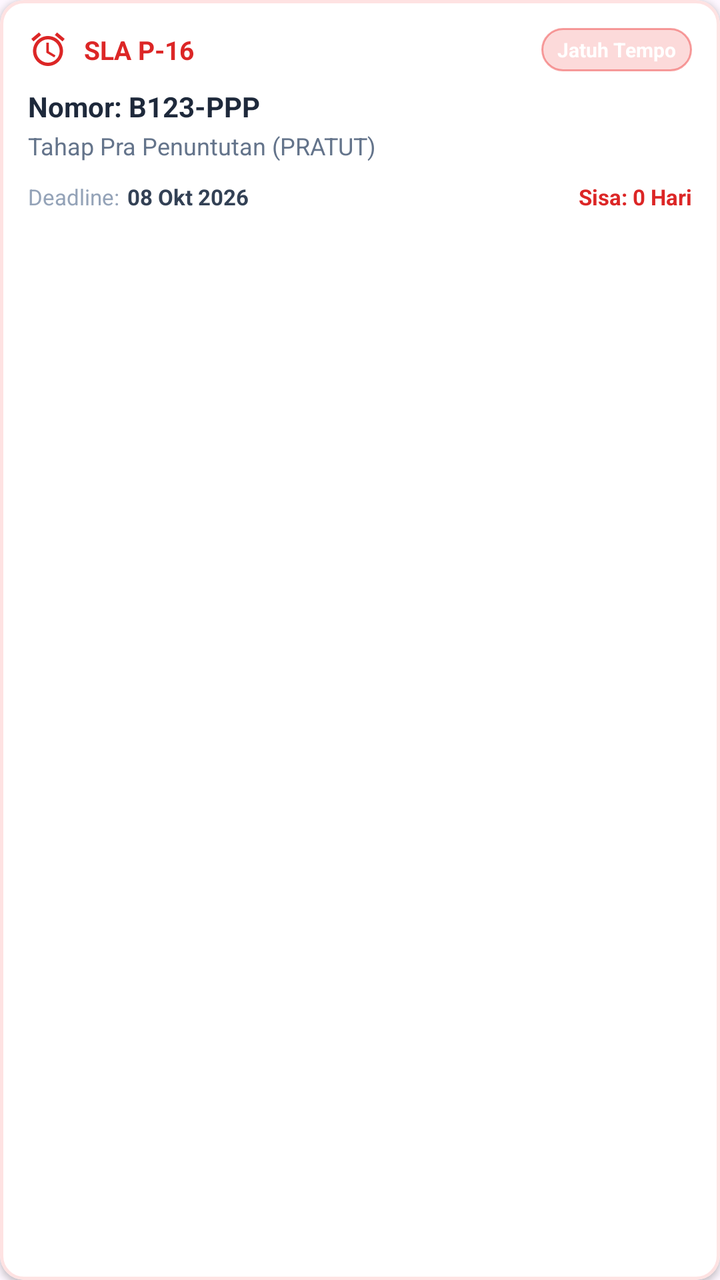
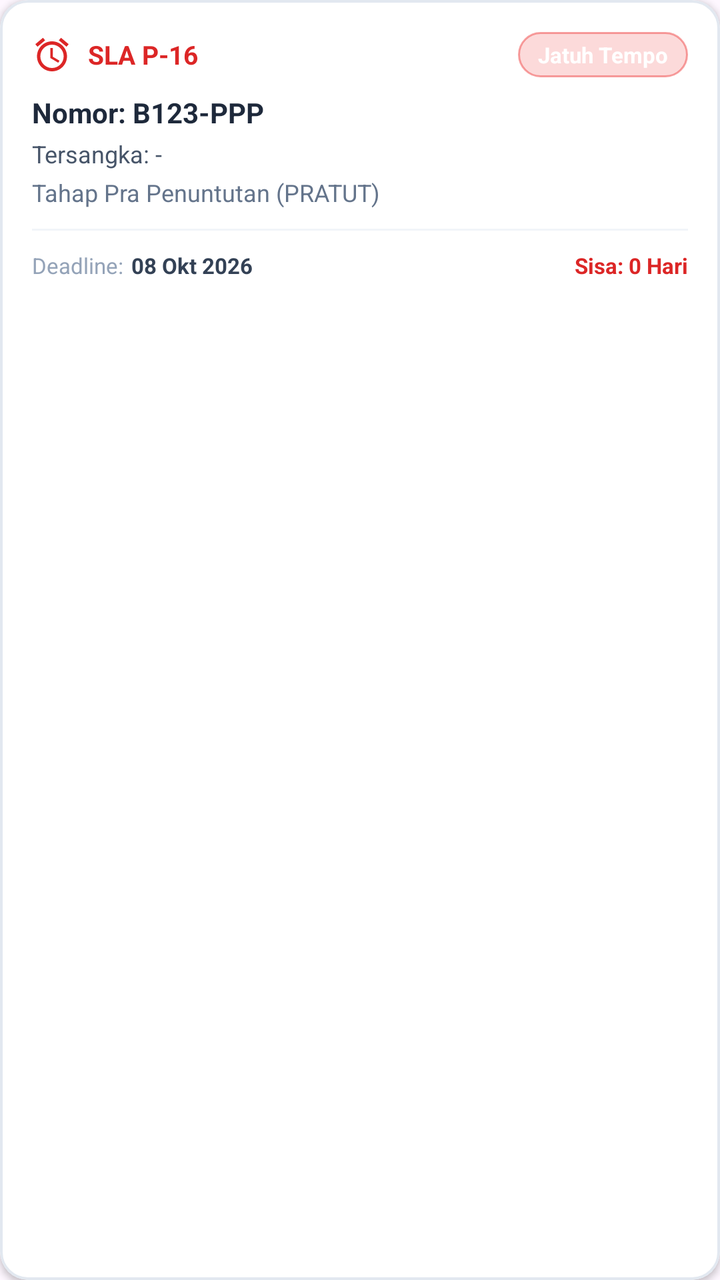

Compare the two renders of this Android layout. The source of the first and the diff that turns it into the second are given below.
<!-- AndroidManifest.xml: application theme Theme.Reminders -->
<!-- res/layout/item_reminder_card.xml -->
<?xml version="1.0" encoding="utf-8"?>
<com.google.android.material.card.MaterialCardView xmlns:android="http://schemas.android.com/apk/res/android"
    xmlns:app="http://schemas.android.com/apk/res-auto"
    android:layout_width="match_parent"
    android:layout_height="wrap_content"
    android:layout_marginBottom="12dp"
    android:clickable="true"
    android:focusable="true"
    app:cardBackgroundColor="#FFFFFF"
    app:cardCornerRadius="12dp"
    app:cardElevation="2dp"
    app:strokeColor="#FEE2E2"
    app:strokeWidth="1.5dp">

    <LinearLayout
        android:layout_width="match_parent"
        android:layout_height="wrap_content"
        android:orientation="vertical"
        android:padding="14dp">

        <LinearLayout
            android:layout_width="match_parent"
            android:layout_height="wrap_content"
            android:gravity="center_vertical"
            android:orientation="horizontal">

            <ImageView
                android:layout_width="20dp"
                android:layout_height="20dp"
                android:src="@drawable/ic_alarm"
                app:tint="#DC2626" />

            <TextView
                android:id="@+id/tvReminderJenis"
                android:layout_width="0dp"
                android:layout_height="wrap_content"
                android:layout_marginStart="8dp"
                android:layout_weight="1"
                android:text="SLA P-16"
                android:textColor="#DC2626"
                android:textSize="13sp"
                android:textStyle="bold" />

            
            <TextView
                android:id="@+id/tvReminderStatus"
                android:layout_width="wrap_content"
                android:layout_height="wrap_content"
                android:background="@drawable/bg_logout_badge"
                android:backgroundTint="#EF4444"
                android:paddingHorizontal="8dp"
                android:paddingVertical="4dp"
                android:text="Jatuh Tempo"
                android:textColor="#FFFFFF"
                android:textSize="10sp"
                android:textStyle="bold" />
        </LinearLayout>

        <TextView
            android:id="@+id/tvReminderNomor"
            android:layout_width="match_parent"
            android:layout_height="wrap_content"
            android:layout_marginTop="8dp"
            android:text="Nomor: B123-PPP"
            android:textColor="#1E293B"
            android:textSize="14sp"
            android:textStyle="bold" />

        <TextView
            android:id="@+id/tvReminderTahap"
            android:layout_width="match_parent"
            android:layout_height="wrap_content"
            android:layout_marginTop="2dp"
            android:text="Tahap Pra Penuntutan (PRATUT)"
            android:textColor="#64748B"
            android:textSize="12sp" />

        <LinearLayout
            android:layout_width="match_parent"
            android:layout_height="wrap_content"
            android:layout_marginTop="10dp"
            android:orientation="horizontal">

            <TextView
                android:layout_width="wrap_content"
                android:layout_height="wrap_content"
                android:text="Deadline:"
                android:textColor="#94A3B8"
                android:textSize="11sp" />

            <TextView
                android:id="@+id/tvReminderDeadline"
                android:layout_width="wrap_content"
                android:layout_height="wrap_content"
                android:layout_marginStart="4dp"
                android:text="08 Okt 2026"
                android:textColor="#334155"
                android:textSize="11sp"
                android:textStyle="bold" />

            <View
                android:layout_width="0dp"
                android:layout_height="1dp"
                android:layout_weight="1" />

            <TextView
                android:id="@+id/tvReminderSisaHari"
                android:layout_width="wrap_content"
                android:layout_height="wrap_content"
                android:text="Sisa: 0 Hari"
                android:textColor="#DC2626"
                android:textSize="11sp"
                android:textStyle="bold" />
        </LinearLayout>
    </LinearLayout>
</com.google.android.material.card.MaterialCardView>
<!-- resources referenced by this layout -->
<resources>
  <!-- drawable bg_logout_badge (drawable) -->
  <?xml version="1.0" encoding="utf-8"?>
  <ripple xmlns:android="http://schemas.android.com/apk/res/android"
      android:color="#40FFFFFF">
      <item>
          <shape android:shape="rectangle">
              <corners android:radius="20dp" />
              <solid android:color="#33EF4444" />
              <stroke android:width="1dp" android:color="#80EF4444" />
          </shape>
      </item>
  </ripple>
  <!-- drawable ic_alarm (drawable) -->
  <vector xmlns:android="http://schemas.android.com/apk/res/android"
      android:width="24dp"
      android:height="24dp"
      android:viewportWidth="24"
      android:viewportHeight="24">
    <path
        android:fillColor="#000000"
        android:pathData="M22,5.72l-4.6,-3.86-1.29,1.53 4.6,3.86zM7.88,3.39L6.6,1.86 2,5.72l1.29,1.53zM12.5,8H11v6l4.75,2.85 0.75,-1.23 -4,-2.37zM12,4c-4.97,0 -9,4.03 -9,9s4.03,9 9,9 9,-4.03 9,-9 -4.03,-9 -9,-9zm0,16c-3.86,0 -7,-3.14 -7,-7s3.14,-7 7,-7 7,3.14 7,7 -3.14,7 -7,7z"/>
  </vector>
  <style name="Theme.Reminders" parent="Base.Theme.Reminders" />
  <style name="Base.Theme.Reminders" parent="Theme.Material3.DayNight.NoActionBar">
          
          
      </style>
</resources>

<!-- the commit's change to res/layout/item_reminder_card.xml (unified diff, before → after) -->
@@ -1,22 +1,24 @@
 <?xml version="1.0" encoding="utf-8"?>
 <com.google.android.material.card.MaterialCardView xmlns:android="http://schemas.android.com/apk/res/android"
     xmlns:app="http://schemas.android.com/apk/res-auto"
+    android:id="@+id/cardReminder"
     android:layout_width="match_parent"
     android:layout_height="wrap_content"
+    android:layout_marginHorizontal="16dp"
     android:layout_marginBottom="12dp"
     android:clickable="true"
     android:focusable="true"
     app:cardBackgroundColor="#FFFFFF"
-    app:cardCornerRadius="12dp"
+    app:cardCornerRadius="14dp"
     app:cardElevation="2dp"
-    app:strokeColor="#FEE2E2"
-    app:strokeWidth="1.5dp">
+    app:strokeColor="#E2E8F0"
+    app:strokeWidth="1.2dp">
 
     <LinearLayout
         android:layout_width="match_parent"
         android:layout_height="wrap_content"
         android:orientation="vertical"
-        android:padding="14dp">
+        android:padding="16dp">
 
         <LinearLayout
             android:layout_width="match_parent"
@@ -25,10 +27,12 @@
             android:orientation="horizontal">
 
             <ImageView
+                android:id="@+id/imgReminderIcon"
                 android:layout_width="20dp"
                 android:layout_height="20dp"
                 android:src="@drawable/ic_alarm"
-                app:tint="#DC2626" />
+                app:tint="#DC2626"
+                android:contentDescription="Icon Reminder" />
 
             <TextView
                 android:id="@+id/tvReminderJenis"
@@ -48,11 +52,11 @@
                 android:layout_height="wrap_content"
                 android:background="@drawable/bg_logout_badge"
                 android:backgroundTint="#EF4444"
-                android:paddingHorizontal="8dp"
+                android:paddingHorizontal="10dp"
                 android:paddingVertical="4dp"
                 android:text="Jatuh Tempo"
                 android:textColor="#FFFFFF"
-                android:textSize="10sp"
+                android:textSize="11sp"
                 android:textStyle="bold" />
         </LinearLayout>
 
@@ -67,18 +71,33 @@
             android:textStyle="bold" />
 
         <TextView
+            android:id="@+id/tvReminderTersangka"
+            android:layout_width="match_parent"
+            android:layout_height="wrap_content"
+            android:layout_marginTop="3dp"
+            android:text="Tersangka: -"
+            android:textColor="#475569"
+            android:textSize="12sp" />
+
+        <TextView
             android:id="@+id/tvReminderTahap"
             android:layout_width="match_parent"
             android:layout_height="wrap_content"
-            android:layout_marginTop="2dp"
+            android:layout_marginTop="3dp"
             android:text="Tahap Pra Penuntutan (PRATUT)"
             android:textColor="#64748B"
             android:textSize="12sp" />
 
+        <View
+            android:layout_width="match_parent"
+            android:layout_height="1dp"
+            android:layout_marginTop="10dp"
+            android:layout_marginBottom="10dp"
+            android:background="#F1F5F9" />
+
         <LinearLayout
             android:layout_width="match_parent"
             android:layout_height="wrap_content"
-            android:layout_marginTop="10dp"
             android:orientation="horizontal">
 
             <TextView
